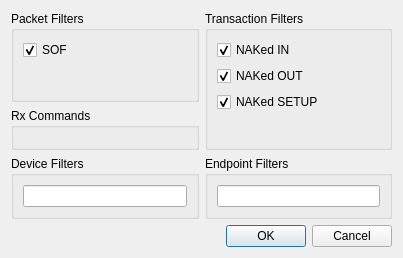
This is filterwindow.ui in lambdaconcept/usb2sniffer-qt as Qt 5 draws it before an edit. The edited form follows.
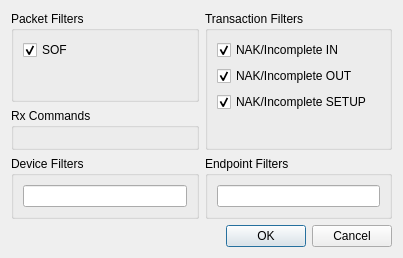
This is the edited form.

Commit message: filter for incomplete

The edit to the form file:
```diff
--- a/filterwindow.ui
+++ b/filterwindow.ui
@@ -45,7 +45,7 @@
       <item>
        <widget class="QCheckBox" name="checkNAKIN">
         <property name="text">
-         <string>NAKed IN</string>
+         <string>NAK/Incomplete IN</string>
         </property>
         <property name="checked">
          <bool>true</bool>
@@ -55,7 +55,7 @@
       <item>
        <widget class="QCheckBox" name="checkNAKOUT">
         <property name="text">
-         <string>NAKed OUT</string>
+         <string>NAK/Incomplete OUT</string>
         </property>
         <property name="checked">
          <bool>true</bool>
@@ -65,7 +65,7 @@
       <item>
        <widget class="QCheckBox" name="checkNAKSETUP">
         <property name="text">
-         <string>NAKed SETUP</string>
+         <string>NAK/Incomplete SETUP</string>
         </property>
         <property name="checked">
          <bool>true</bool>
```
The commit also changes 3 other files.
